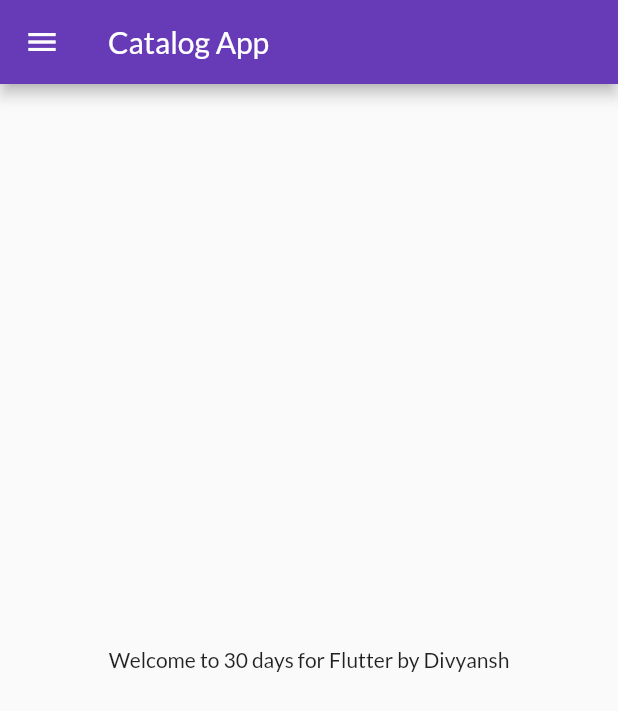
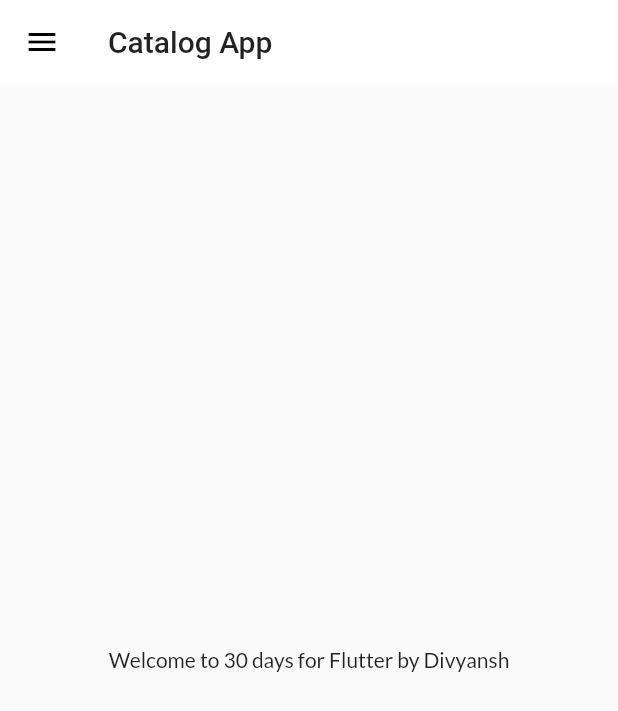
Before and after one commit to be-the-nerd/30DaysOfFlutter, a Flutter app: the screen it shows after launch, on a phone screen of 412 x 824 dp. Shown: the top 711 px of the screen. Run offline on Flutter 3.47's test engine with Material 2 defaults, Android fonts, the phone set to English and light mode, and no system bars; our stand-ins replace google_fonts.

Commit message:
Themes extracted

```diff
--- a/lib/main.dart
+++ b/lib/main.dart
@@ -1,8 +1,10 @@
+// ignore_for_file: prefer_const_constructors
+
 import 'package:flutter/material.dart';
 import 'package:flutter_catalog/pages/home_page.dart';
 import 'package:flutter_catalog/pages/login_page.dart';
 import 'package:flutter_catalog/utils/routes.dart';
-import 'package:google_fonts/google_fonts.dart';
+import 'package:flutter_catalog/widgets/themes.dart';
 
 void main() {
   runApp(MyApp());
@@ -14,10 +16,7 @@ class MyApp extends StatelessWidget {
     return MaterialApp(
       debugShowCheckedModeBanner: false,
       themeMode: ThemeMode.light,
-      theme: ThemeData(
-        primarySwatch: Colors.deepPurple,
-        fontFamily: GoogleFonts.lato().fontFamily,
-      ),
+      theme: MyTheme.lightTheme(context),
       darkTheme: ThemeData(
         brightness: Brightness.dark,
       ),
--- a/lib/pages/home_page.dart
+++ b/lib/pages/home_page.dart
@@ -11,7 +11,9 @@ class HomePage extends StatelessWidget {
   Widget build(BuildContext context) {
     return Scaffold(
       appBar: AppBar(
-        title: Text("Catalog App"),
+        title: Text(
+          "Catalog App",
+        ),
       ),
       body: Center(
         child: Container(
--- /dev/null
+++ b/lib/widgets/themes.dart
@@ -0,0 +1,18 @@
+import 'package:flutter/material.dart';
+import 'package:google_fonts/google_fonts.dart';
+
+class MyTheme{
+   static ThemeData lightTheme(BuildContext context) => ThemeData(
+        primarySwatch: Colors.deepPurple,
+        fontFamily: GoogleFonts.lato().fontFamily,
+        appBarTheme: AppBarTheme(
+          color: Colors.white,
+          elevation: 0.0,
+          iconTheme: IconThemeData(color: Colors.black),
+          textTheme: Theme.of(context).textTheme,
+        ));
+
+   ThemeData darkTheme(BuildContext context) => ThemeData(
+       brightness: Brightness.dark,
+       );
+}
```
